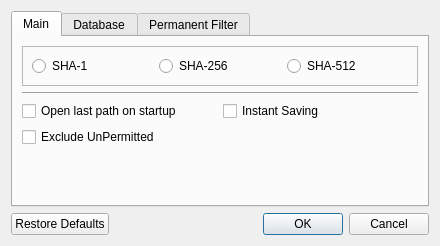
Old version of the form src/dialogsettings.ui in the repository artemvlas/veretino.
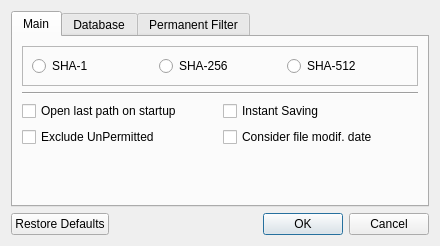
New version of the form.

Commit message: implemented checking the modification date of files

Patch:
```diff
--- a/src/dialogsettings.ui
+++ b/src/dialogsettings.ui
@@ -102,6 +102,13 @@
            </property>
           </widget>
          </item>
+         <item>
+          <widget class="QCheckBox" name="cbConsiderFileModDate">
+           <property name="text">
+            <string>Consider file modif. date</string>
+           </property>
+          </widget>
+         </item>
         </layout>
        </item>
        <item>
```
The commit also changes 15 other files.
